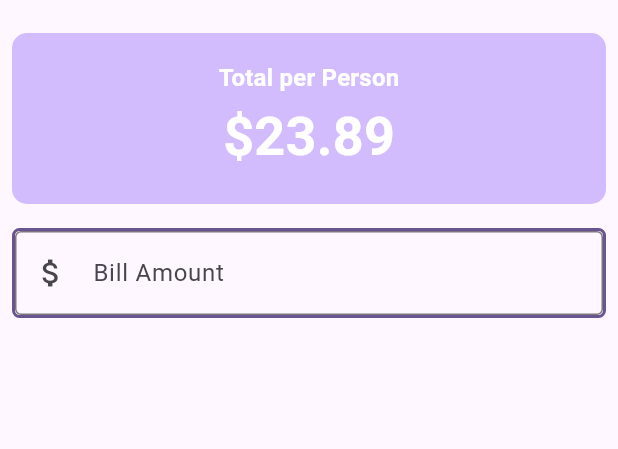
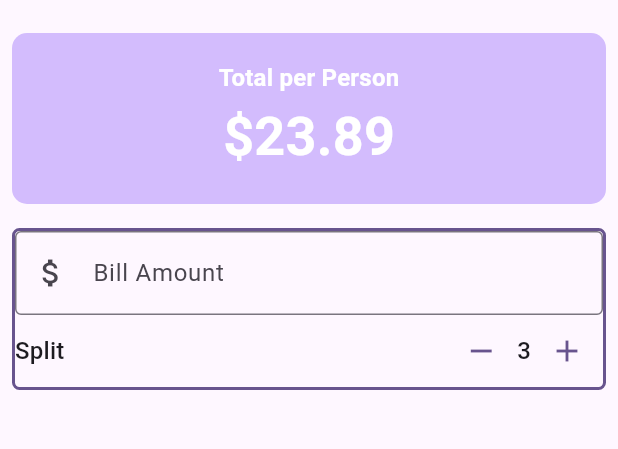
Before and after one commit to pdichone/flutter-course-utip, a Flutter app: the screen it shows after launch, on a phone screen of 412 x 824 dp, the part 63-512 px from its top. Run offline on Flutter 3.47's test engine with Material 3 defaults, Android fonts, the phone set to English and light mode, and no system bars.

Commit message:
Set bill split section - part 1

```diff
--- a/lib/main.dart
+++ b/lib/main.dart
@@ -83,6 +83,32 @@ class _UTipState extends State<UTip> {
                     onChanged: (String value) {
                       print("Value: $value ");
                     },
+                  ),
+                  // Split Bill area
+                  Row(
+                    mainAxisAlignment: MainAxisAlignment.spaceBetween,
+                    children: [
+                      Text(
+                        'Split',
+                        style: theme.textTheme.titleMedium,
+                      ),
+                      Row(
+                        children: [
+                          IconButton(
+                              color: theme.colorScheme.primary,
+                              onPressed: () => {},
+                              icon: const Icon(Icons.remove)),
+                          Text(
+                            "3",
+                            style: theme.textTheme.titleMedium,
+                          ),
+                          IconButton(
+                              color: theme.colorScheme.primary,
+                              onPressed: () => {},
+                              icon: const Icon(Icons.add)),
+                        ],
+                      )
+                    ],
                   )
                 ],
               ),
```
